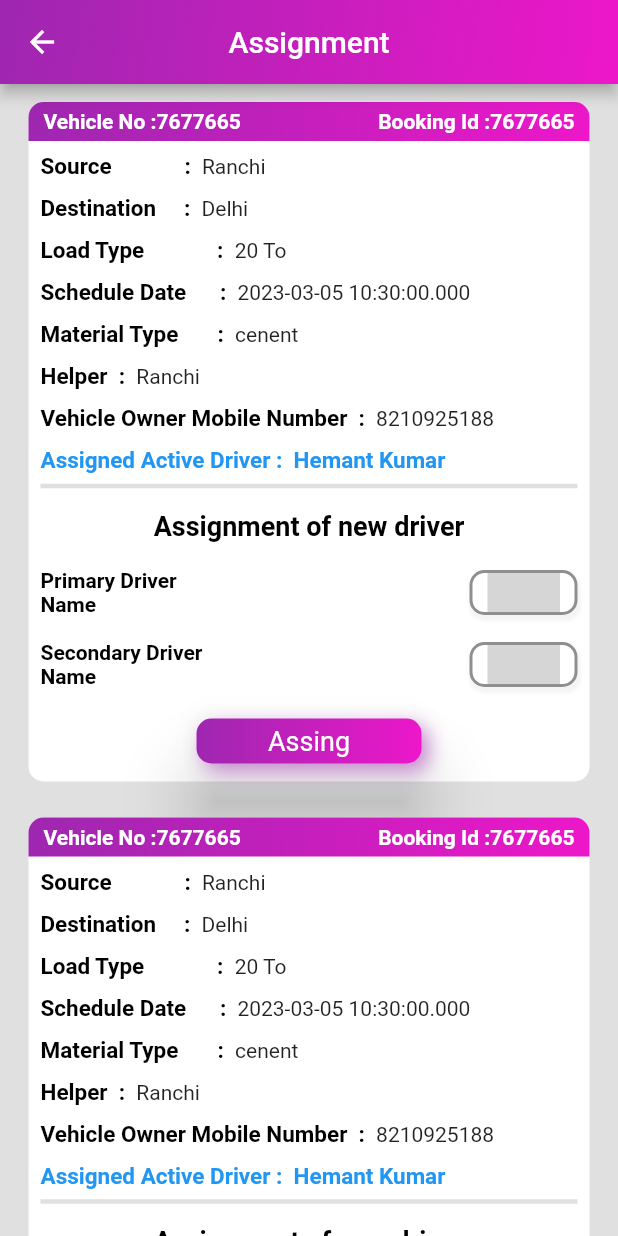
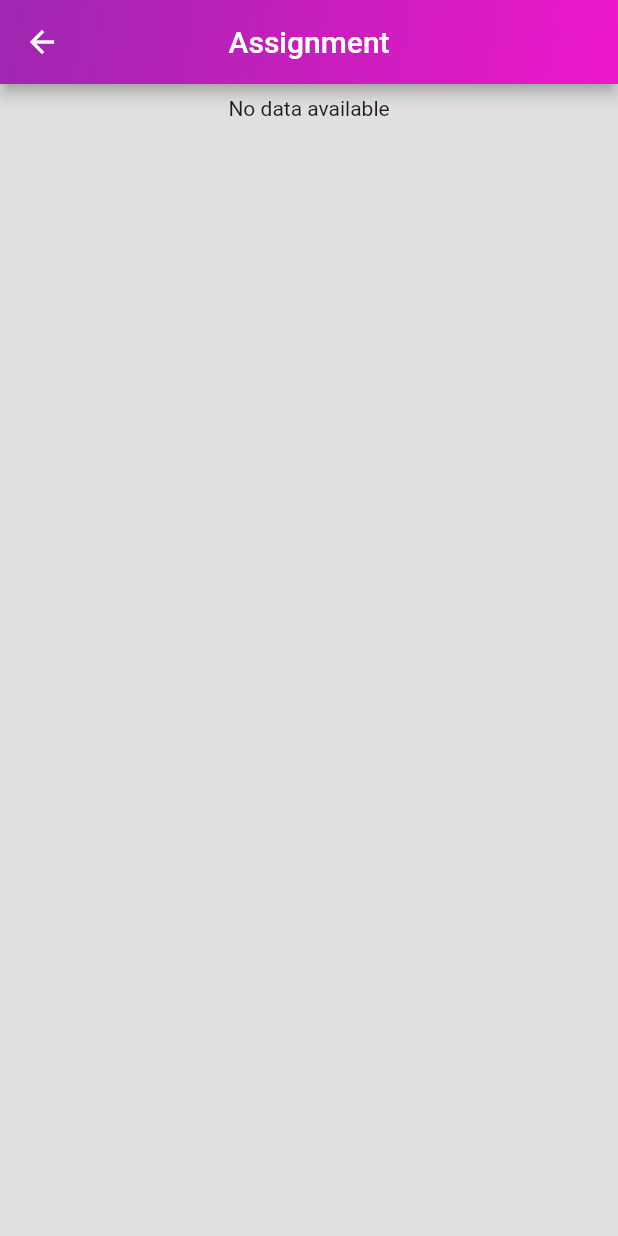
Before and after one commit to Hemant301/SANIOLOGISTICDriver, a Flutter app: the AssignmentScreen screen opened by its route, on a phone screen of 412 x 824 dp. Run offline on Flutter 3.47's test engine with Material 2 defaults, Android fonts, the light colour scheme and no system bars; our stand-ins replace fluttertoast, geocoding, geolocator, google_maps_flutter, image_picker, lottie and 4 more; missing offline and left inert: flutter_dropdown, platform_device_id; accounts and stored records are empty; network calls fail; grey boxes are pictures that could not be loaded.

Commit message:
new update

```diff
--- a/lib/ui/assignment.dart
+++ b/lib/ui/assignment.dart
@@ -46,12 +46,21 @@ class _AssignmentScreenState extends State<AssignmentScreen> {
       ),
       body: SingleChildScrollView(
         child: Column(children: [
-          Column(
+          assignList.isEmpty
+              ? Padding(
+                  padding: const EdgeInsets.all(8.0),
+                  child: Center(
+                    child: Container(
+                      child: Text("No data available"),
+                    ),
+                  ),
+                )
+              : Column(
                   children: List.generate(
-              5,
+                    assignList.length,
                     (index) => Padding(
-                padding:
-                    const EdgeInsets.symmetric(horizontal: 15, vertical: 8),
+                      padding: const EdgeInsets.symmetric(
+                          horizontal: 15, vertical: 8),
                       child: Container(
                         child: Card(
                           elevation: 0,
@@ -80,10 +89,11 @@ class _AssignmentScreenState extends State<AssignmentScreen> {
                                   padding: const EdgeInsets.symmetric(
                                       horizontal: 10, vertical: 5),
                                   child: Row(
-                              mainAxisAlignment: MainAxisAlignment.spaceBetween,
+                                    mainAxisAlignment:
+                                        MainAxisAlignment.spaceBetween,
                                     children: <Widget>[
                                       Row(
-                                  children: const [
+                                        children: [
                                           Text(
                                             "Vehicle No :",
                                             style: TextStyle(
@@ -93,7 +103,7 @@ class _AssignmentScreenState extends State<AssignmentScreen> {
                                             ),
                                           ),
                                           Text(
-                                      "7677665",
+                                            "${assignList[index]['vehicle_no']}",
                                             style: TextStyle(
                                               color: Colors.white,
                                               overflow: TextOverflow.ellipsis,
@@ -103,7 +113,7 @@ class _AssignmentScreenState extends State<AssignmentScreen> {
                                         ],
                                       ),
                                       Row(
-                                  children: const [
+                                        children: [
                                           Text(
                                             "Booking Id :",
                                             style: TextStyle(
@@ -113,7 +123,7 @@ class _AssignmentScreenState extends State<AssignmentScreen> {
                                             ),
                                           ),
                                           Text(
-                                      "7677665",
+                                            "${assignList[index]['booking_id']}",
                                             style: TextStyle(
                                               color: Colors.white,
                                               overflow: TextOverflow.ellipsis,
@@ -144,7 +154,7 @@ class _AssignmentScreenState extends State<AssignmentScreen> {
                                     // ),
                                     Row(
                                       // mainAxisAlignment: MainAxisAlignment.spaceBetween,
-                                children: const [
+                                      children: [
                                         Text(
                                           "Source             :  ",
                                           style: TextStyle(
@@ -152,7 +162,9 @@ class _AssignmentScreenState extends State<AssignmentScreen> {
                                               fontSize: 15,
                                               fontWeight: FontWeight.bold),
                                         ),
-                                  Text("Ranchi")
+                                        Text(
+                                          "${assignList[index]['source']}",
+                                        )
                                       ],
                                     ),
                                     const SizedBox(
@@ -160,7 +172,7 @@ class _AssignmentScreenState extends State<AssignmentScreen> {
                                     ),
                                     Row(
                                       // mainAxisAlignment: MainAxisAlignment.spaceBetween,
-                                children: const [
+                                      children: [
                                         Text(
                                           "Destination     :  ",
                                           style: TextStyle(
@@ -168,7 +180,8 @@ class _AssignmentScreenState extends State<AssignmentScreen> {
                                               fontSize: 15,
                                               fontWeight: FontWeight.bold),
                                         ),
-                                  Text("Delhi")
+                                        Text(
+                                            "${assignList[index]['destination']}")
                                       ],
                                     ),
                                     const SizedBox(
@@ -176,7 +189,7 @@ class _AssignmentScreenState extends State<AssignmentScreen> {
                                     ),
                                     Row(
                                       // mainAxisAlignment: MainAxisAlignment.spaceBetween,
-                                children: const [
+                                      children: [
                                         Text(
                                           "Load Type             :  ",
                                           style: TextStyle(
@@ -184,7 +197,7 @@ class _AssignmentScreenState extends State<AssignmentScreen> {
                                               fontSize: 15,
                                               fontWeight: FontWeight.bold),
                                         ),
-                                  Text("20 To")
+                                        Text("${assignList[index]['loadtype']}")
                                       ],
                                     ),
                                     const SizedBox(
@@ -200,7 +213,8 @@ class _AssignmentScreenState extends State<AssignmentScreen> {
                                               fontSize: 15,
                                               fontWeight: FontWeight.bold),
                                         ),
-                                  Text(DateTime.now().toString())
+                                        Text(
+                                            "${assignList[index]['schedule_date']}")
                                       ],
                                     ),
                                     const SizedBox(
@@ -208,7 +222,7 @@ class _AssignmentScreenState extends State<AssignmentScreen> {
                                     ),
                                     Row(
                                       // mainAxisAlignment: MainAxisAlignment.spaceBetween,
-                                children: const [
+                                      children: [
                                         Text(
                                           "Material Type       :  ",
                                           style: TextStyle(
@@ -216,7 +230,8 @@ class _AssignmentScreenState extends State<AssignmentScreen> {
                                               fontSize: 15,
                                               fontWeight: FontWeight.bold),
                                         ),
-                                  Text("cenent")
+                                        Text(
+                                            "${assignList[index]['material_type']}")
                                       ],
                                     ),
                                     const SizedBox(
@@ -224,7 +239,7 @@ class _AssignmentScreenState extends State<AssignmentScreen> {
                                     ),
                                     Row(
                                       // mainAxisAlignment: MainAxisAlignment.spaceBetween,
-                                children: const [
+                                      children: [
                                         Text(
                                           "Helper  :  ",
                                           style: TextStyle(
@@ -232,7 +247,7 @@ class _AssignmentScreenState extends State<AssignmentScreen> {
                                               fontSize: 15,
                                               fontWeight: FontWeight.bold),
                                         ),
-                                  Text("Ranchi")
+                                        Text("${assignList[index]['helper']}")
                                       ],
                                     ),
                                     const SizedBox(
@@ -240,7 +255,7 @@ class _AssignmentScreenState extends State<AssignmentScreen> {
                                     ),
                                     Row(
                                       // mainAxisAlignment: MainAxisAlignment.spaceBetween,
-                                children: const [
+                                      children: [
                                         Text(
                                           "Vehicle Owner Mobile Number  :  ",
                                           style: TextStyle(
@@ -248,7 +263,8 @@ class _AssignmentScreenState extends State<AssignmentScreen> {
                                               fontSize: 15,
                                               fontWeight: FontWeight.bold),
                                         ),
-                                  Text("8210925188")
+                                        Text(
+                                            "${assignList[index]['drivermobile']}")
                                       ],
                                     ),
                                     const SizedBox(
@@ -296,7 +312,8 @@ class _AssignmentScreenState extends State<AssignmentScreen> {
                               Padding(
                                 padding: const EdgeInsets.all(8.0),
                                 child: Row(
-                            mainAxisAlignment: MainAxisAlignment.spaceBetween,
+                                  mainAxisAlignment:
+                                      MainAxisAlignment.spaceBetween,
                                   children: [
                                     const Text(
                                       "Primary Driver\nName",
@@ -316,18 +333,20 @@ class _AssignmentScreenState extends State<AssignmentScreen> {
                                         height: 30,
                                         // width: MediaQuery.of(context).size.width - 60,
                                         decoration: BoxDecoration(
-                                    borderRadius: BorderRadius.circular(10),
+                                          borderRadius:
+                                              BorderRadius.circular(10),
                                           color: Colors.white,
                                           border: Border.all(
                                               color: const Color(0xff8F8F8F),
                                               width: 2),
                                           boxShadow: [
                                             BoxShadow(
-                                        color: Colors.grey.withOpacity(0.1),
+                                              color:
+                                                  Colors.grey.withOpacity(0.1),
                                               spreadRadius: 1,
                                               blurRadius: 1,
-                                        offset: const Offset(
-                                            1, 3), // changes position of shadow
+                                              offset: const Offset(1,
+                                                  3), // changes position of shadow
                                             ),
                                           ],
                                         ),
@@ -342,7 +361,8 @@ class _AssignmentScreenState extends State<AssignmentScreen> {
                                           onChanged: (value) {
                                             print(value);
                                           },
-                                    hint: const Text("Select a Driver Name"),
+                                          hint: const Text(
+                                              "Select a Driver Name"),
                                           icon: const Icon(
                                             Icons.expand_more,
                                             color: Colors.blue,
@@ -356,7 +376,8 @@ class _AssignmentScreenState extends State<AssignmentScreen> {
                               Padding(
                                 padding: const EdgeInsets.all(8.0),
                                 child: Row(
-                            mainAxisAlignment: MainAxisAlignment.spaceBetween,
+                                  mainAxisAlignment:
+                                      MainAxisAlignment.spaceBetween,
                                   children: [
                                     const Text(
                                       "Secondary Driver\nName",
@@ -376,18 +397,20 @@ class _AssignmentScreenState extends State<AssignmentScreen> {
                                         height: 30,
                                         // width: MediaQuery.of(context).size.width - 60,
                                         decoration: BoxDecoration(
-                                    borderRadius: BorderRadius.circular(10),
+                                          borderRadius:
+                                              BorderRadius.circular(10),
                                           color: Colors.white,
                                           border: Border.all(
                                               color: const Color(0xff8F8F8F),
                                               width: 2),
                                           boxShadow: [
                                             BoxShadow(
-                                        color: Colors.grey.withOpacity(0.1),
+                                              color:
+                                                  Colors.grey.withOpacity(0.1),
                                               spreadRadius: 1,
                                               blurRadius: 1,
-                                        offset: const Offset(
-                                            1, 3), // changes position of shadow
+                                              offset: const Offset(1,
+                                                  3), // changes position of shadow
                                             ),
                                           ],
                                         ),
@@ -402,7 +425,8 @@ class _AssignmentScreenState extends State<AssignmentScreen> {
                                           onChanged: (value) {
                                             print(value);
                                           },
-                                    hint: const Text("Select a Driver Name"),
+                                          hint: const Text(
+                                              "Select a Driver Name"),
                                           icon: const Icon(
                                             Icons.expand_more,
                                             color: Colors.blue,
```
Also changed, not shown: lib/ui/idScreen.dart (+40 -0 lines). Lines whose indentation alone changed are shown as unchanged.
